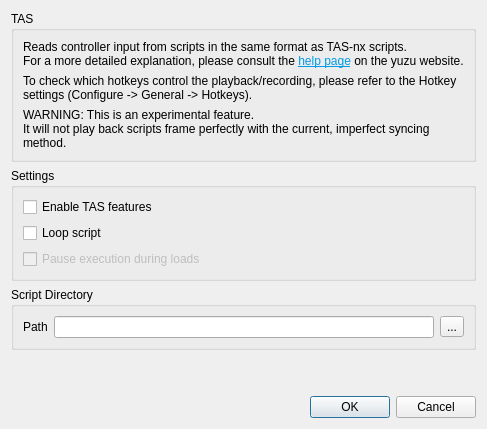
pflyly/citron-mirror, file src/citron/configuration/configure_tas.ui: the form before one commit.
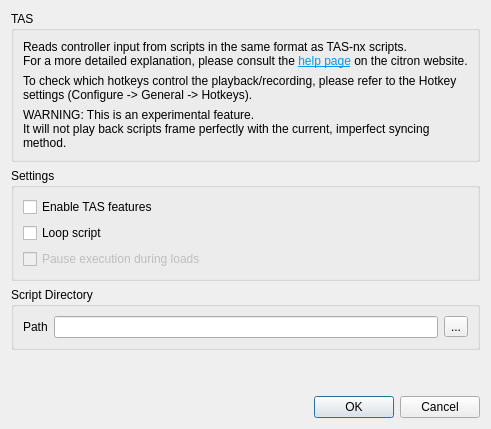
The form after the commit.

Commit message:
chore: update project references and add Citron copyright
- Replaced all references to the old project name with Citron.
- Added Citron copyright information alongside existing notices in all files.

```diff
--- a/src/citron/configuration/configure_tas.ui
+++ b/src/citron/configuration/configure_tas.ui
@@ -14,7 +14,7 @@
         <item row="0" column="0" colspan="4">
          <widget class="QLabel" name="label_1">
           <property name="text">
-           <string>&lt;html&gt;&lt;head/&gt;&lt;body&gt;&lt;p&gt;Reads controller input from scripts in the same format as TAS-nx scripts.&lt;br/&gt;For a more detailed explanation, please consult the &lt;a href=&quot;https://yuzu-emu.org/help/feature/tas/&quot;&gt;&lt;span style=&quot; text-decoration: underline; color:#039be5;&quot;&gt;help page&lt;/span&gt;&lt;/a&gt; on the yuzu website.&lt;/p&gt;&lt;/body&gt;&lt;/html&gt;</string>
+           <string>&lt;html&gt;&lt;head/&gt;&lt;body&gt;&lt;p&gt;Reads controller input from scripts in the same format as TAS-nx scripts.&lt;br/&gt;For a more detailed explanation, please consult the &lt;a href=&quot;https://citron-emu.org/help/feature/tas/&quot;&gt;&lt;span style=&quot; text-decoration: underline; color:#039be5;&quot;&gt;help page&lt;/span&gt;&lt;/a&gt; on the citron website.&lt;/p&gt;&lt;/body&gt;&lt;/html&gt;</string>
           </property>
           <property name="openExternalLinks">
            <bool>true</bool>
```
The commit also changes 2801 other files.
